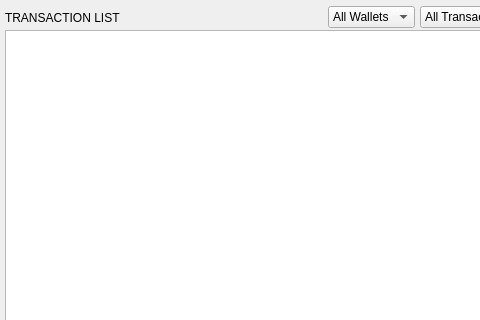
Old version of the form BlockSettleUILib/TransactionsWidget.ui in the repository BlockSettle/terminal; both pictures show x 0 to 480 and y 0 to 320 of the 906 by 601 pixel window.
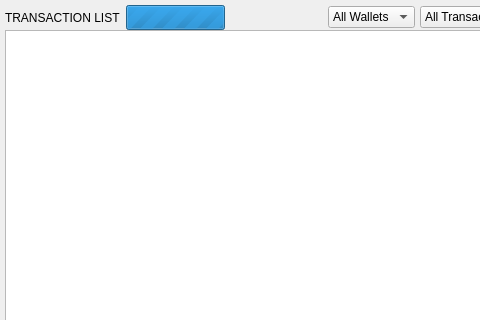
New version of the form. Custom widgets are drawn as their Qt base class.

Commit message: Added progress bar at loading

What changed in the file:
```diff
--- a/BlockSettleUILib/TransactionsWidget.ui
+++ b/BlockSettleUILib/TransactionsWidget.ui
@@ -78,6 +78,34 @@
         </property>
        </widget>
       </item>
+      <item>
+       <widget class="QProgressBar" name="progressBar">
+        <property name="minimumSize">
+         <size>
+          <width>50</width>
+          <height>25</height>
+         </size>
+        </property>
+        <property name="maximumSize">
+         <size>
+          <width>16777215</width>
+          <height>25</height>
+         </size>
+        </property>
+        <property name="cursor">
+         <cursorShape>WaitCursor</cursorShape>
+        </property>
+        <property name="maximum">
+         <number>0</number>
+        </property>
+        <property name="value">
+         <number>0</number>
+        </property>
+        <property name="textVisible">
+         <bool>false</bool>
+        </property>
+       </widget>
+      </item>
       <item>
        <spacer name="horizontalSpacer">
         <property name="orientation">
```
The commit also changes 4 other files.
